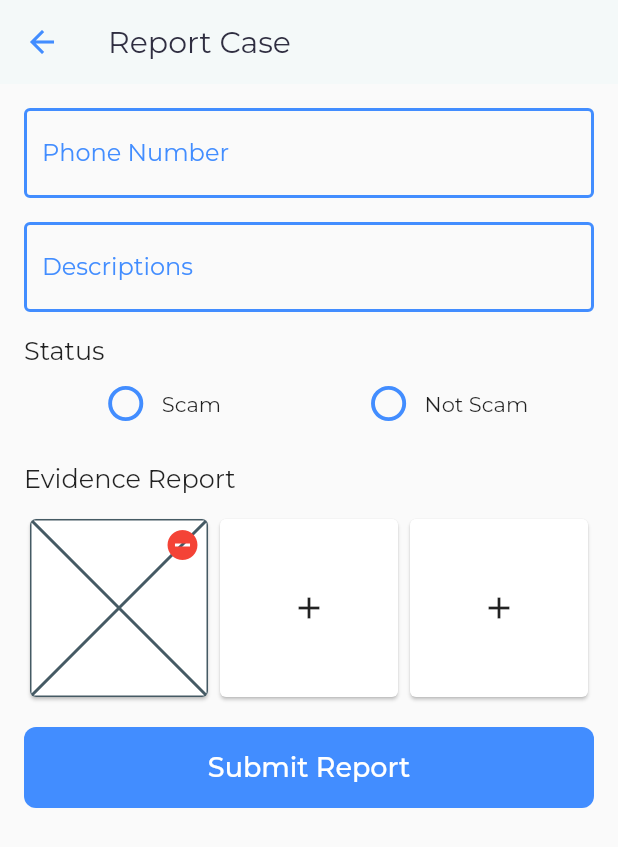
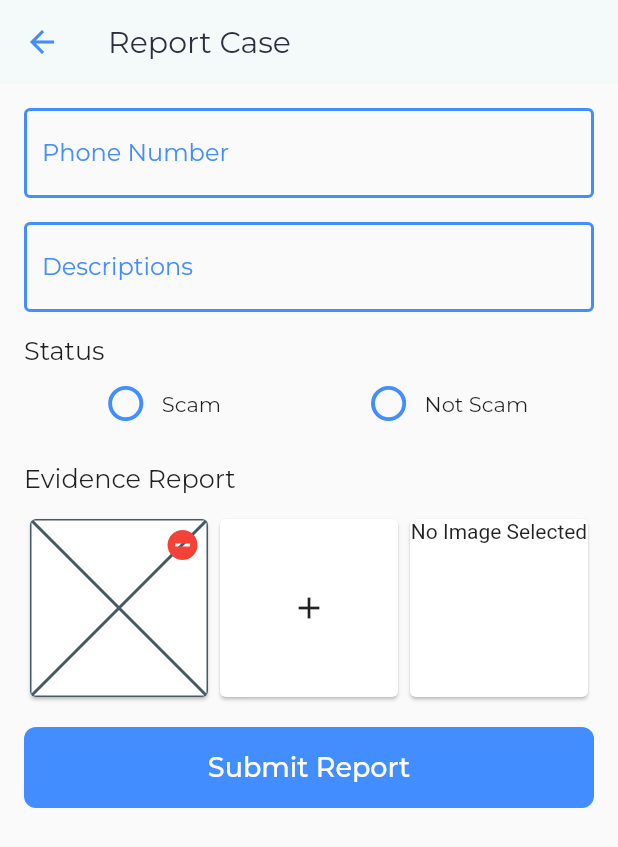
Before and after one commit to rizkyputrapb/CSD104_SUSMATIOR, a Flutter app: the QuestionnaireScreen screen opened by its route, after a tap on "Submit Report", on a phone screen of 412 x 824 dp. Shown: the top 847 px of the screen. Run offline on Flutter 3.47's test engine with Material 2 defaults, Android fonts, the phone set to English and light mode, and no system bars; our stand-ins replace cloud_firestore, email_validator, firebase_auth, firebase_core, firebase_storage, fluttertoast and 3 more; accounts and stored records are empty.

Commit message:
Fix issue in evidence image

```diff
--- a/lib/ui/screens/questionnaire/questionnaire_screens.dart
+++ b/lib/ui/screens/questionnaire/questionnaire_screens.dart
@@ -23,7 +23,7 @@ class QuestionnaireScreen extends StatefulWidget {
 class _QuestionnaireScreenState extends State<QuestionnaireScreen> {
   String _radioSelected = 'radioSeleted';
   // late XFile _image;
-  late String imagePath;
+  Future<XFile?>? imageFile;
   @override
   Widget build(BuildContext context) {
     FirebaseFirestore firestore = FirebaseFirestore.instance;
@@ -33,20 +33,70 @@ class _QuestionnaireScreenState extends State<QuestionnaireScreen> {
     TextEditingController descriptionController = TextEditingController();
 
     Future<XFile?> _imgFromGallery() async {
-      return await ImagePicker().pickImage(source: ImageSource.gallery);
-
+      setState(() {
+        imageFile = ImagePicker().pickImage(source: ImageSource.gallery);
+      });
+      return await imageFile;
       // setState(() {
       //   _image = image as XFile;
       // });
     }
 
+    // Future<String> uploadImage(XFile imageFile) async {
+    //   String filename = basename(imageFile.path);
+    //   Reference ref = FirebaseStorage.instance.ref().child(filename);
+    //   UploadTask task = ref.putFile(File(imageFile.path));
+    //   TaskSnapshot snapshot = await task;
+
+    //   return await snapshot.ref.getDownloadURL();
+    // }
     Future<String> uploadImage(XFile imageFile) async {
       String filename = basename(imageFile.path);
-      Reference ref = FirebaseStorage.instance.ref().child(filename);
-      UploadTask task = ref.putFile(File(imageFile.path));
+      // Reference ref = FirebaseStorage.instance.ref().child(filename);
+      // UploadTask task = ref.putFile(File(imageFile.path));
+      // TaskSnapshot snapshot = await task;
+
+      // String url = await snapshot.ref.getDownloadURL();
+      // print(url);
+      return filename;
+    }
+
+    Future<String> uploadImages(String path) async {
+      XFile? imageFilee = await imageFile;
+      String filename = basename(imageFilee!.path);
+      Future<String> img = uploadImage(XFile(filename.toString()));
+      Reference ref = FirebaseStorage.instance.ref().child(await img);
+      UploadTask task = ref.putFile(File(imageFilee.path));
       TaskSnapshot snapshot = await task;
+      String url = await snapshot.ref.getDownloadURL();
+      print(url);
+      return url;
+    }
 
-      return await snapshot.ref.getDownloadURL();
+    Widget showImage() {
+      return FutureBuilder<XFile?>(
+        future: imageFile,
+        builder: (BuildContext context, AsyncSnapshot<XFile?> snapshot) {
+          if (snapshot.data != null) {
+            return Image.file(
+              File(
+                snapshot.data!.path,
+              ),
+              fit: BoxFit.cover,
+            );
+          } else if (snapshot.error != null) {
+            return const Text(
+              'Error Picking Image',
+              textAlign: TextAlign.center,
+            );
+          } else {
+            return const Text(
+              'No Image Selected',
+              textAlign: TextAlign.center,
+            );
+          }
+        },
+      );
     }
 
     return Scaffold(
@@ -201,10 +251,7 @@ class _QuestionnaireScreenState extends State<QuestionnaireScreen> {
                             //   ),
                           ),
                           Card(
-                            child: IconButton(
-                              icon: Icon(Icons.add),
-                              onPressed: () {},
-                            ),
+                            child: showImage(),
                           ),
                         ],
                       ),
@@ -214,8 +261,11 @@ class _QuestionnaireScreenState extends State<QuestionnaireScreen> {
                       InkWell(
                         onTap: () async {
                           // XFile? file = await _imgFromGallery();
-                          XFile? file = await _imgFromGallery();
-                          String imagePath = await uploadImage(file!);
+                          // XFile? file = await _imgFromGallery();
+                          // String imagePath = await uploadImage(file!);
+                          String imagePath =
+                              await uploadImages(imageFile.toString());
+
                           dataScam.add({
                             'pnumber': phoneNumberController.text,
                             'description': descriptionController.text,
```
